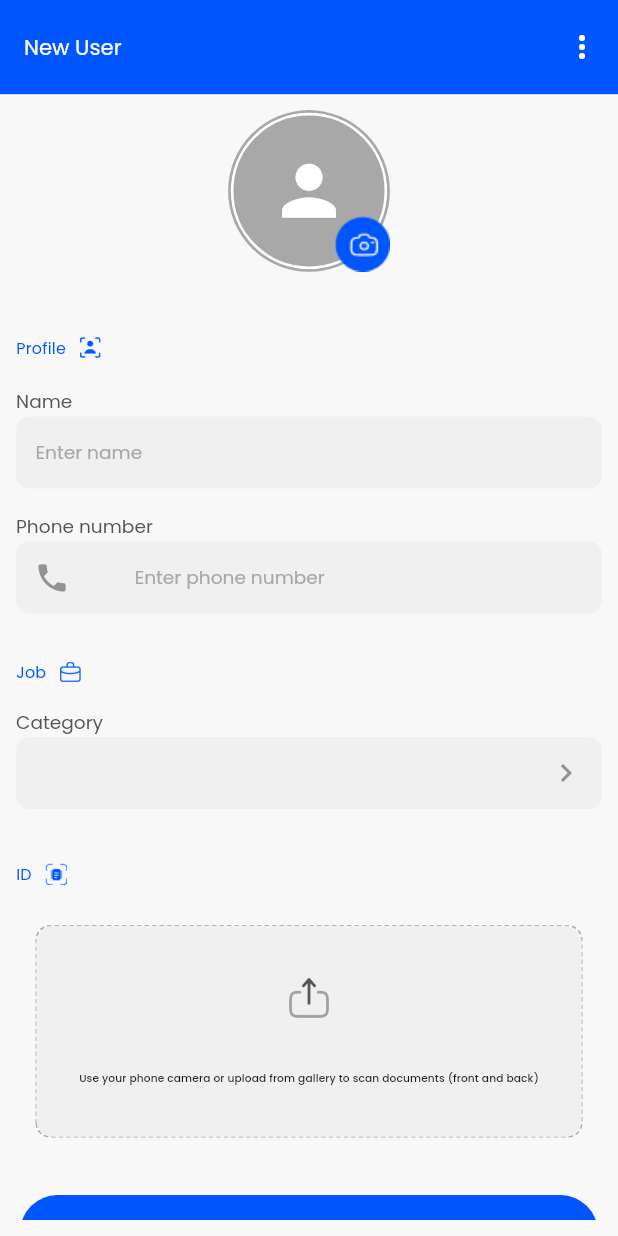
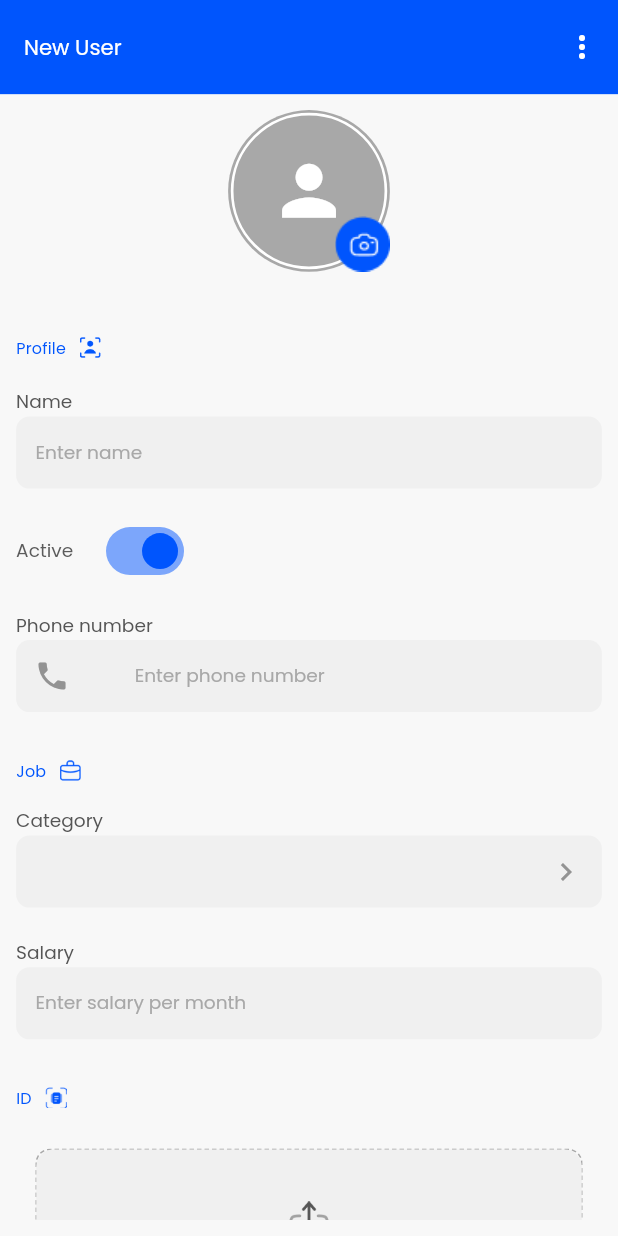
Before and after one commit to tusharchachra/stationeryhub_attendance, a Flutter app: the UserOnboardingScreen widget shown alone on an empty page, opened directly, on a phone screen of 412 x 824 dp. Run offline on Flutter 3.47's test engine with Material 3 defaults, Android fonts, the light colour scheme and no system bars; our stand-ins replace cached_network_image, camera, carousel_slider, cloud_firestore, firebase_auth, firebase_core and 13 more; missing offline and left inert: firebase_app_check, google_mlkit_document_scanner, google_mlkit_face_detection, local_auth_android, local_auth_darwin, tflite_flutter; accounts and stored records are empty.

Commit message:
added salary and active status of user
complete

```diff
--- a/lib/components/form_field_text.dart
+++ b/lib/components/form_field_text.dart
@@ -20,6 +20,7 @@ class FormFieldText extends StatelessWidget {
     this.focusNode,
     this.border,
     this.fillColor,
+    this.inputType = TextInputType.name,
   });
 
   final FocusNode? focusNode;
@@ -35,6 +36,7 @@ class FormFieldText extends StatelessWidget {
   final Widget? trailingWidget;
   final InputBorder? border;
   final Color? fillColor;
+  final TextInputType? inputType;
 
   @override
   Widget build(BuildContext context) {
@@ -50,7 +52,7 @@ class FormFieldText extends StatelessWidget {
         controller: textController,
         style: Get.textTheme.headlineMedium
             ?.copyWith(color: Constants.colourTextMedium),
-        keyboardType: TextInputType.name,
+        keyboardType: inputType,
         autofocus: false,
         showCursor: !readOnly,
         readOnly: readOnly,
--- a/lib/controllers/firebase_firestore_controller.dart
+++ b/lib/controllers/firebase_firestore_controller.dart
@@ -302,6 +302,12 @@ class FirebaseFirestoreController extends GetxController {
       }
       if (user.userType != null) {
         await ref.update({'userType': '${user.userType}'});
+      }
+      if (user.isActive != null) {
+        await ref.update({'isActive': '${user.isActive}'});
+      }
+      if (user.salary != null) {
+        await ref.update({'salary': '${user.salary}'});
       }
       if (user.profilePicPath != null) {
         await ref.update({'profilePicPath': '${user.profilePicPath}'});
--- a/lib/controllers/user_onboarding_screen_controller.dart
+++ b/lib/controllers/user_onboarding_screen_controller.dart
@@ -14,10 +14,13 @@ import '../models/users_model.dart';
 
 class UserOnboardingScreenController extends GetxController {
   Rx<TextEditingController> nameController = TextEditingController().obs;
+  Rx<TextEditingController> salaryController = TextEditingController().obs;
+
   Rx<TextEditingController> phoneNumController = TextEditingController().obs;
   RxString phoneNum = ('').obs;
   Rx<TextEditingController> userTypeController = TextEditingController().obs;
   RxBool showUserTypeOptions = false.obs;
+  RxBool isActive = true.obs;
   RxBool isPhoneNumValid = false.obs;
   FocusNode userTypeFocusNode = FocusNode();
   RxBool isLoading = false.obs;
@@ -111,6 +114,8 @@ class UserOnboardingScreenController extends GetxController {
       name: nameController.value.text.trim(),
       userType:
           UserType.values.byName(userTypeController.value.text.toLowerCase()),
+      isActive: isActive.value,
+      salary: int.parse(salaryController.value.text),
       profilePicPath: profilePicPath,
       idCardFrontPath: frontPath,
       idCardBackPath: backPath,
@@ -118,6 +123,23 @@ class UserOnboardingScreenController extends GetxController {
     await firestoreController.addNewUser(user: newUser);
 
     if (firestoreController.isLoading.value == false) isLoading.value = false;
+  }
+
+  void loadStoredData(UsersModel employee) {
+    isEditing.value = true;
+    phoneNumController.value.text = employee.phoneNum!.trim();
+    nameController.value.text = employee.name!.trim();
+    selectedUserType.value = employee.userType!;
+
+    userTypeController.value.text = employee.userType!.name.capitalizeFirst!;
+    isActive.value = employee.isActive!;
+    salaryController.value.text = employee.salary!.toString();
+    /*userOnboardingScreenController.captureImageScreenController.*/
+    captureImageScreenController.imageFilePath.value = employee.profilePicPath!;
+    idCardCaptureController.documentFront.clear();
+    idCardCaptureController.documentFront.add(employee.idCardFrontPath!);
+    idCardCaptureController.documentBack.clear();
+    idCardCaptureController.documentBack.add(employee.idCardBackPath!);
   }
 
   Future<void> uploadEditedData({required String uid}) async {
@@ -172,6 +194,8 @@ class UserOnboardingScreenController extends GetxController {
         name: nameController.value.text.trim(),
         userType:
             UserType.values.byName(userTypeController.value.text.toLowerCase()),
+        isActive: isActive.value,
+        salary: int.parse(salaryController.value.text),
         profilePicPath:
             isProfilePicChanged.value == true ? profilePicPath : null,
         idCardFrontPath: isIdFrontChanged.value == true ? frontPath : null,
--- a/lib/models/users_model.dart
+++ b/lib/models/users_model.dart
@@ -12,6 +12,8 @@ class UsersModel {
   String? profilePicPath;
   String? idCardFrontPath;
   String? idCardBackPath;
+  bool? isActive;
+  int? salary; //per month
 
   UsersModel({
     this.firebaseUserId,
@@ -23,6 +25,8 @@ class UsersModel {
     this.profilePicPath,
     this.idCardFrontPath,
     this.idCardBackPath,
+    this.isActive,
+    this.salary,
   });
 
   factory UsersModel.fromFirestore(
@@ -40,6 +44,8 @@ class UsersModel {
       profilePicPath: data['profilePicPath'],
       idCardFrontPath: data['idCardFrontPath'],
       idCardBackPath: data['idCardBackPath'],
+      isActive: bool.parse(data['isActive']),
+      salary: int.parse(data['salary']),
     );
   }
 
@@ -67,7 +73,13 @@ class UsersModel {
             : json['idCardFrontPath'].toString(),
         idCardBackPath = json['idCardBackPath'].toString() == ''
             ? ''
-            : json['idCardBackPath'].toString();
+            : json['idCardBackPath'].toString(),
+        isActive = json['isActive'].toString() == ''
+            ? true
+            : bool.parse(json['isActive'].toString()),
+        salary = json['salary'].toString() == ''
+            ? 0
+            : int.parse(json['salary'].toString());
 
   Map<String, dynamic> toJson() => {
         'firebaseUserId': firebaseUserId ?? 'null',
@@ -79,6 +91,8 @@ class UsersModel {
         'profilePicPath': profilePicPath ?? '',
         'idCardFrontPath': idCardFrontPath ?? '',
         'idCardBackPath': idCardBackPath ?? '',
+        'isActive': isActive ?? true,
+        'salary': salary ?? 0
       };
 
   /*void setUid(String id) {
--- a/lib/screens/user_onboarding_screen.dart
+++ b/lib/screens/user_onboarding_screen.dart
@@ -66,27 +66,7 @@ class UserOnboardingScreen extends StatelessWidget {
     );
 
     if (isEditing && employee != null) {
-      userOnboardingScreenController.isEditing.value = true;
-      userOnboardingScreenController.phoneNumController.value.text =
-          employee!.phoneNum!.trim();
-      userOnboardingScreenController.nameController.value.text =
-          employee!.name!.trim();
-      userOnboardingScreenController.selectedUserType.value =
-          employee!.userType!;
-      userOnboardingScreenController.userTypeController.value.text =
-          employee!.userType!.name.capitalizeFirst!;
-
-      /*userOnboardingScreenController.captureImageScreenController.*/
-      userOnboardingScreenController.captureImageScreenController.imageFilePath
-          .value = employee!.profilePicPath!;
-      userOnboardingScreenController.idCardCaptureController.documentFront
-          .clear();
-      userOnboardingScreenController.idCardCaptureController.documentFront
-          .add(employee!.idCardFrontPath!);
-      userOnboardingScreenController.idCardCaptureController.documentBack
-          .clear();
-      userOnboardingScreenController.idCardCaptureController.documentBack
-          .add(employee!.idCardBackPath!);
+      userOnboardingScreenController.loadStoredData(employee!);
     }
     return ScaffoldDashboard(
       isLoading: false,
@@ -132,6 +112,31 @@ class UserOnboardingScreen extends StatelessWidget {
                     },
                   ),
                   SizedBox(height: 20.h),
+                  Align(
+                    alignment: AlignmentDirectional.centerStart,
+                    child: Wrap(
+                      crossAxisAlignment: WrapCrossAlignment.center,
+                      children: [
+                        Text(
+                          userOnboardingScreenController.isActive.value == true
+                              ? 'Active'
+                              : 'Inactive',
+                          style: Get.textTheme.headlineMedium
+                              ?.copyWith(color: Constants.colourTextMedium),
+                          textAlign: TextAlign.left,
+                        ),
+                        SizedBox(width: 20.w),
+                        Switch(
+                          value: userOnboardingScreenController.isActive.value,
+                          onChanged: (val) {
+                            userOnboardingScreenController.isActive.value = val;
+                          },
+                          activeColor: Constants.colourPrimary,
+                        ),
+                      ],
+                    ),
+                  ),
+                  SizedBox(height: 20.h),
                   FormFieldPhoneNum(
                     focusNode: focusNode,
                     labelText: 'Phone number',
@@ -156,6 +161,22 @@ class UserOnboardingScreen extends StatelessWidget {
                   buildUserTypeField(userOnboardingScreenController),
                   SizedBox(height: 5.h),
                   buildUserTypeSelectionBox(userOnboardingScreenController),
+                  SizedBox(height: 20.h),
+                  FormFieldText(
+                    labelText: 'Salary',
+                    textController:
+                        userOnboardingScreenController.salaryController.value,
+                    hintText: 'Enter salary per month',
+                    inputType: TextInputType.number,
+                    border: outlineInputBorder,
+                    fillColor: Constants.colourBorderLight,
+                    validator: (val) {
+                      /* if (val?.trim() == '') {
+                        return 'Salary is mandatory';
+                      } else
+                        return null;*/
+                    },
+                  ),
                   SizedBox(height: 35.h),
                   buildSubHeading(
                     text: 'ID',
```
